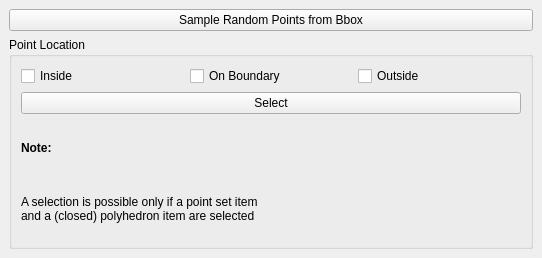
Before: the Qt Designer form Polyhedron/demo/Polyhedron/Plugins/PMP/Point_inside_polyhedron_widget.ui in CGAL/cgal, drawn with Qt 5.
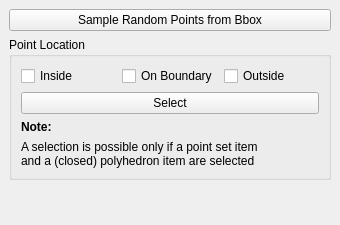
After: the same form once the commit is applied.

Patch:
```diff
--- a/Polyhedron/demo/Polyhedron/Plugins/PMP/Point_inside_polyhedron_widget.ui
+++ b/Polyhedron/demo/Polyhedron/Plugins/PMP/Point_inside_polyhedron_widget.ui
@@ -6,8 +6,8 @@
    <rect>
     <x>0</x>
     <y>0</y>
-    <width>542</width>
-    <height>258</height>
+    <width>340</width>
+    <height>225</height>
    </rect>
   </property>
   <property name="windowTitle">
@@ -87,6 +87,19 @@
       </layout>
      </widget>
     </item>
+    <item>
+     <spacer name="verticalSpacer">
+      <property name="orientation">
+       <enum>Qt::Vertical</enum>
+      </property>
+      <property name="sizeHint" stdset="0">
+       <size>
+        <width>0</width>
+        <height>0</height>
+       </size>
+      </property>
+     </spacer>
+    </item>
    </layout>
   </widget>
  </widget>
```
